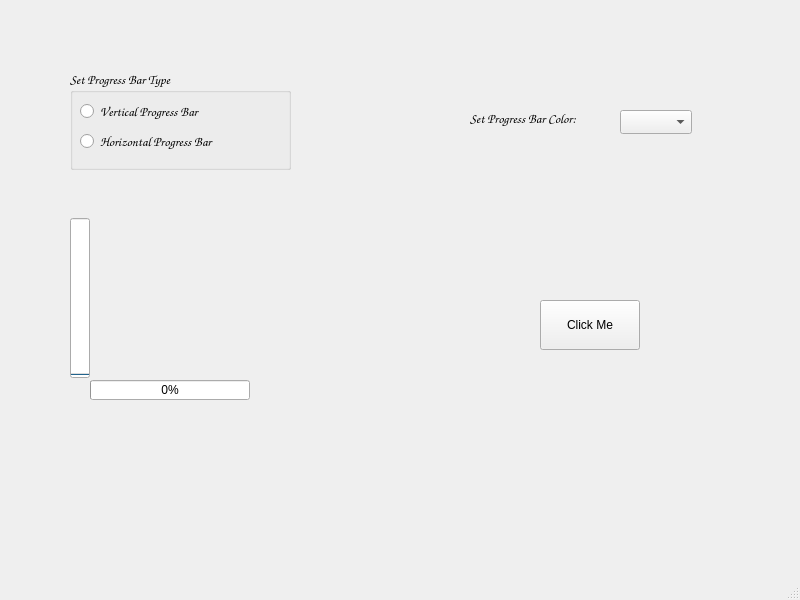
Before: the Qt Designer form Homework 1/HW1/mainwindow.ui in medpsyit/homeworks6, drawn with Qt 5.
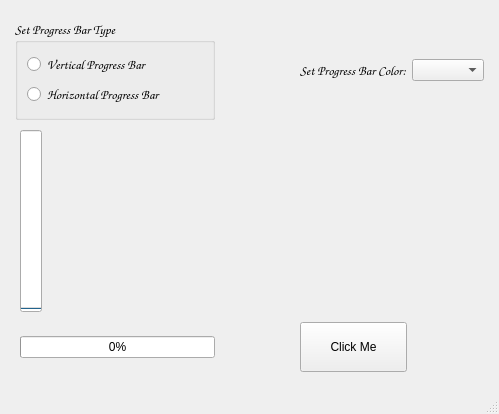
After: the same form once the commit is applied.

Patch:
```diff
--- a/Homework 1/HW1/mainwindow.ui
+++ b/Homework 1/HW1/mainwindow.ui
@@ -6,23 +6,55 @@
    <rect>
     <x>0</x>
     <y>0</y>
-    <width>800</width>
-    <height>600</height>
+    <width>499</width>
+    <height>414</height>
    </rect>
   </property>
   <property name="windowTitle">
    <string>Homework</string>
   </property>
   <widget class="QWidget" name="centralwidget">
+   <layout class="QGridLayout" name="gridLayout_2">
+    <property name="leftMargin">
+     <number>15</number>
+    </property>
+    <property name="topMargin">
+     <number>20</number>
+    </property>
+    <property name="rightMargin">
+     <number>15</number>
+    </property>
+    <property name="bottomMargin">
+     <number>20</number>
+    </property>
+    <property name="horizontalSpacing">
+     <number>5</number>
+    </property>
+    <property name="verticalSpacing">
+     <number>10</number>
+    </property>
+    <item row="0" column="4">
+     <widget class="QComboBox" name="color_prog_bar">
+      <property name="currentText">
+       <string/>
+      </property>
+     </widget>
+    </item>
+    <item row="1" column="3">
+     <spacer name="verticalSpacer">
+      <property name="orientation">
+       <enum>Qt::Vertical</enum>
+      </property>
+      <property name="sizeHint" stdset="0">
+       <size>
+        <width>20</width>
+        <height>40</height>
+       </size>
+      </property>
+     </spacer>
+    </item>
+    <item row="0" column="0" colspan="2">
    <widget class="QGroupBox" name="groupBox">
-    <property name="geometry">
-     <rect>
-      <x>70</x>
-      <y>70</y>
-      <width>221</width>
-      <height>100</height>
-     </rect>
-    </property>
     <property name="minimumSize">
      <size>
       <width>200</width>
@@ -41,55 +73,26 @@
     <property name="flat">
      <bool>false</bool>
     </property>
+      <layout class="QVBoxLayout" name="verticalLayout">
+       <item>
     <widget class="QRadioButton" name="vert_prog_button">
-     <property name="geometry">
-      <rect>
-       <x>10</x>
-       <y>30</y>
-       <width>161</width>
-       <height>22</height>
-      </rect>
-     </property>
      <property name="text">
       <string>Vertical Progress Bar</string>
      </property>
     </widget>
+       </item>
+       <item>
     <widget class="QRadioButton" name="horiz_prog_button">
-     <property name="geometry">
-      <rect>
-       <x>10</x>
-       <y>60</y>
-       <width>171</width>
-       <height>22</height>
-      </rect>
-     </property>
      <property name="text">
       <string>Horizontal Progress Bar</string>
      </property>
     </widget>
-   </widget>
-   <widget class="QComboBox" name="color_prog_bar">
-    <property name="geometry">
-     <rect>
-      <x>620</x>
-      <y>110</y>
-      <width>72</width>
-      <height>24</height>
-     </rect>
-    </property>
-    <property name="currentText">
-     <string/>
-    </property>
-   </widget>
+       </item>
+      </layout>
+     </widget>
+    </item>
+    <item row="0" column="3">
    <widget class="QLabel" name="set_color">
-    <property name="geometry">
-     <rect>
-      <x>470</x>
-      <y>110</y>
-      <width>141</width>
-      <height>16</height>
-     </rect>
-    </property>
     <property name="font">
      <font>
       <family>Comic Sans MS</family>
@@ -100,15 +103,34 @@
      <string>Set Progress Bar Color:</string>
     </property>
    </widget>
+    </item>
+    <item row="2" column="1">
+     <widget class="QProgressBar" name="horiz_progress_bar">
+      <property name="enabled">
+       <bool>true</bool>
+      </property>
+      <property name="minimumSize">
+       <size>
+        <width>160</width>
+        <height>20</height>
+       </size>
+      </property>
+      <property name="maximum">
+       <number>10</number>
+      </property>
+      <property name="value">
+       <number>0</number>
+      </property>
+      <property name="textVisible">
+       <bool>true</bool>
+      </property>
+      <property name="textDirection">
+       <enum>QProgressBar::TopToBottom</enum>
+      </property>
+     </widget>
+    </item>
+    <item row="2" column="3">
    <widget class="QPushButton" name="toggle_button">
-    <property name="geometry">
-     <rect>
-      <x>540</x>
-      <y>300</y>
-      <width>100</width>
-      <height>50</height>
-     </rect>
-    </property>
     <property name="minimumSize">
      <size>
       <width>100</width>
@@ -122,18 +144,25 @@
      <bool>true</bool>
     </property>
    </widget>
+    </item>
+    <item row="0" column="2">
+     <spacer name="horizontalSpacer">
+      <property name="orientation">
+       <enum>Qt::Horizontal</enum>
+      </property>
+      <property name="sizeHint" stdset="0">
+       <size>
+        <width>40</width>
+        <height>20</height>
+       </size>
+      </property>
+     </spacer>
+    </item>
+    <item row="1" column="1">
    <widget class="QProgressBar" name="vert_progress_bar">
     <property name="enabled">
      <bool>true</bool>
     </property>
-    <property name="geometry">
-     <rect>
-      <x>70</x>
-      <y>218</y>
-      <width>20</width>
-      <height>160</height>
-     </rect>
-    </property>
     <property name="minimumSize">
      <size>
       <width>20</width>
@@ -156,37 +185,8 @@
      <enum>QProgressBar::BottomToTop</enum>
     </property>
    </widget>
-   <widget class="QProgressBar" name="horiz_progress_bar">
-    <property name="enabled">
-     <bool>true</bool>
-    </property>
-    <property name="geometry">
-     <rect>
-      <x>90</x>
-      <y>380</y>
-      <width>160</width>
-      <height>20</height>
-     </rect>
-    </property>
-    <property name="minimumSize">
-     <size>
-      <width>160</width>
-      <height>20</height>
-     </size>
-    </property>
-    <property name="maximum">
-     <number>10</number>
-    </property>
-    <property name="value">
-     <number>0</number>
-    </property>
-    <property name="textVisible">
-     <bool>true</bool>
-    </property>
-    <property name="textDirection">
-     <enum>QProgressBar::TopToBottom</enum>
-    </property>
-   </widget>
+    </item>
+   </layout>
   </widget>
   <widget class="QMenuBar" name="menubar">
    <property name="geometry">
```
Left out of the diff: 2 changed lines with no effect on the pictures. Lines whose indentation alone changed are shown as unchanged.
